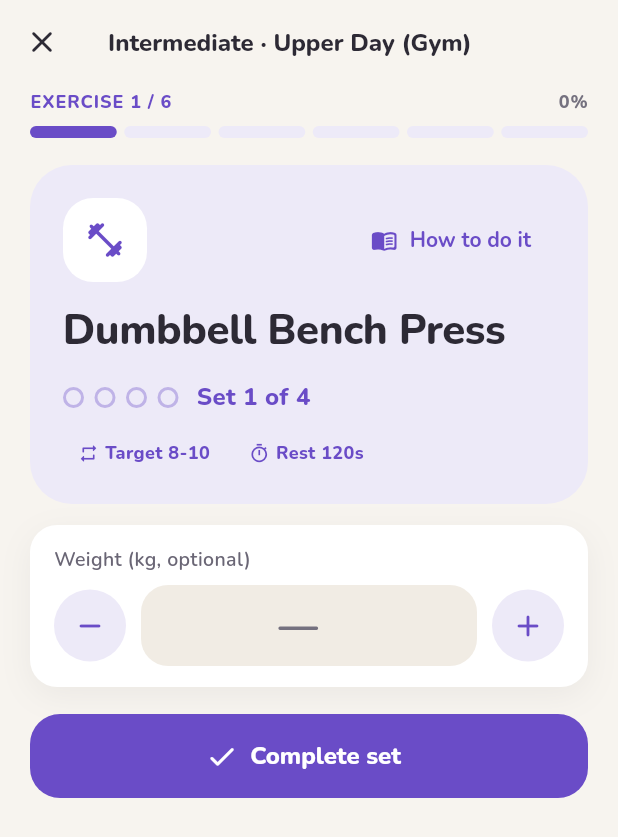
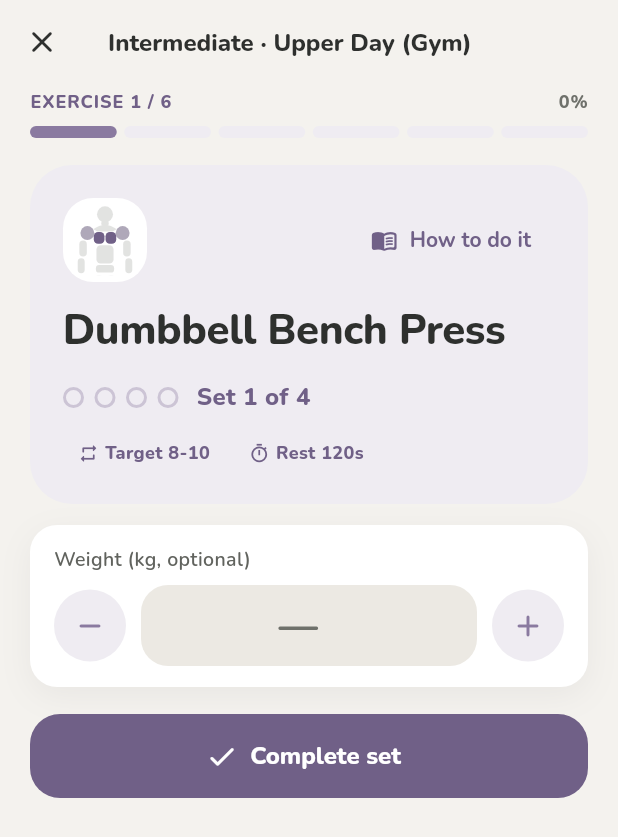
Before and after one commit to DanieleZ18/ironpath, a Flutter app: the screen it shows after launch, after a tap on "Skip", after a tap on "Start workout", on a phone screen of 412 x 824 dp. Shown: the top 837 px of the screen. Run offline on Flutter 3.47's test engine with Material 3 defaults, Android fonts, the phone set to English and light mode, and no system bars; our stand-ins replace shared_preferences, wakelock_plus.

Commit message:
Morandi palette and muscle-group exercise glyphs
- Palette: grey-beige / grey-charcoal surfaces, sage accent, dusty tier
  hues (mist blue / grey violet / clay rose). Hues are fill tones;
  Iron.inkOf derives a deeper same-hue shade wherever a hue is text or
  sits behind white text, so everything still clears 4.5:1. The text
  style helpers apply it automatically.
- MuscleGlyph: small body figure with the exercise's muscles highlighted
  (primary full strength and picks front/back view, secondaries lighter),
  zooming to the relevant half of the body below 80px. Replaces the
  per-category icon in plan detail, editor, picker, session and exercise
  detail.

Co-Authored-By: Claude Opus 5.5 <noreply@anthropic.com>
Claude-Session: https://claude.ai/code/session_01RQBcRs3fgghB7S1ExC8Qxs

```diff
--- a/lib/screens/exercise_detail_screen.dart
+++ b/lib/screens/exercise_detail_screen.dart
@@ -3,6 +3,7 @@ import 'package:flutter/material.dart';
 import '../l10n.dart';
 import '../models.dart';
 import '../theme.dart';
+import '../widgets/muscle_glyph.dart';
 
 class ExerciseDetailPage extends StatelessWidget {
   final Exercise exercise;
@@ -28,8 +29,8 @@ class ExerciseDetailPage extends StatelessWidget {
               crossAxisAlignment: CrossAxisAlignment.start,
               children: [
                 Center(
-                  child: IconBlob(exerciseIcon(ex.category),
-                      color: hue, size: 96, onTint: true),
+                  child: MuscleGlyph(
+                      muscles: ex.muscles, color: hue, size: 110, onTint: true),
                 ),
                 const SizedBox(height: 18),
                 Text(ex.name(zh), style: Iron.hero(28)),
--- a/lib/screens/plan_detail.dart
+++ b/lib/screens/plan_detail.dart
@@ -5,6 +5,7 @@ import '../l10n.dart';
 import '../models.dart';
 import '../store.dart';
 import '../theme.dart';
+import '../widgets/muscle_glyph.dart';
 import 'exercise_detail_screen.dart';
 import 'plan_editor.dart';
 import 'session_screen.dart';
@@ -45,7 +46,7 @@ class _PlanDetailPageState extends State<PlanDetailPage> {
               child: Text(L10n.t('cancel'))),
           FilledButton(
               style: FilledButton.styleFrom(
-                  backgroundColor: Iron.danger,
+                  backgroundColor: Iron.inkOf(Iron.danger),
                   minimumSize: const Size(0, 44)),
               onPressed: () => Navigator.pop(ctx, true),
               child: Text(L10n.t('deletePlan'))),
@@ -274,7 +275,7 @@ class _PlanDetailPageState extends State<PlanDetailPage> {
           Stack(
             clipBehavior: Clip.none,
             children: [
-              IconBlob(exerciseIcon(ex?.category ?? ''), color: hue, size: 48),
+              MuscleGlyph(muscles: ex?.muscles ?? const [], color: hue, size: 48),
               Positioned(
                 right: -4,
                 top: -4,
@@ -283,7 +284,7 @@ class _PlanDetailPageState extends State<PlanDetailPage> {
                   height: 20,
                   alignment: Alignment.center,
                   decoration: BoxDecoration(
-                      color: hue,
+                      color: Iron.inkOf(hue),
                       shape: BoxShape.circle,
                       border: Border.all(color: Iron.card, width: 2)),
                   child: Text('${i + 1}',
--- a/lib/screens/plan_editor.dart
+++ b/lib/screens/plan_editor.dart
@@ -4,6 +4,7 @@ import '../l10n.dart';
 import '../models.dart';
 import '../store.dart';
 import '../theme.dart';
+import '../widgets/muscle_glyph.dart';
 
 /// Editor for custom plans — one soft card per exercise, pill steppers.
 
@@ -204,7 +205,7 @@ class _PlanEditorPageState extends State<PlanEditorPage> {
         children: [
           Row(
             children: [
-              IconBlob(exerciseIcon(ex?.category ?? ''), size: 40),
+              MuscleGlyph(muscles: ex?.muscles ?? const [], size: 40),
               const SizedBox(width: 12),
               Expanded(
                 child: InkWell(
@@ -412,7 +413,8 @@ class _ExercisePickerPageState extends State<ExercisePickerPage> {
             onTap: () => Navigator.pop(context, e.id),
             child: Row(
               children: [
-                IconBlob(exerciseIcon(e.category),
+                MuscleGlyph(
+                    muscles: e.muscles,
                     size: 40,
                     color: e.availableFor(userEq) ? Iron.accent : Iron.faint),
                 const SizedBox(width: 12),
--- a/lib/screens/session_screen.dart
+++ b/lib/screens/session_screen.dart
@@ -8,6 +8,7 @@ import '../l10n.dart';
 import '../models.dart';
 import '../store.dart';
 import '../theme.dart';
+import '../widgets/muscle_glyph.dart';
 import '../utils.dart';
 import '../data/tips.dart';
 import 'exercise_detail_screen.dart';
@@ -223,7 +224,7 @@ class _SessionScreenState extends State<SessionScreen> {
           ),
           FilledButton(
             style: FilledButton.styleFrom(
-                backgroundColor: Iron.danger,
+                backgroundColor: Iron.inkOf(Iron.danger),
                 minimumSize: const Size(0, 44)),
             onPressed: () => Navigator.pop(ctx, true),
             child: Text(L10n.t('quit')),
@@ -311,12 +312,16 @@ class _SessionScreenState extends State<SessionScreen> {
               children: [
                 Row(
                   children: [
-                    IconBlob(exerciseIcon(ex?.category ?? ''),
-                        color: hue, size: 56, onTint: true),
+                    MuscleGlyph(
+                        muscles: ex?.muscles ?? const [],
+                        color: hue,
+                        size: 56,
+                        onTint: true),
                     const Spacer(),
                     if (ex != null)
                       TextButton.icon(
-                        style: TextButton.styleFrom(foregroundColor: hue),
+                        style: TextButton.styleFrom(
+                            foregroundColor: Iron.inkOf(hue)),
                         onPressed: () {
                           Navigator.of(context).push(MaterialPageRoute(
                             builder: (_) => ExerciseDetailPage(exercise: ex),
--- a/lib/theme.dart
+++ b/lib/theme.dart
@@ -1,13 +1,16 @@
 import 'package:flutter/material.dart';
 import 'package:flutter/services.dart';
 
-// Design tokens, light + dark — "soft & friendly" (v4, 2026-10-29).
+// Design tokens, light + dark — "soft & friendly", Morandi (v4.1, 2026-10-29).
 // - rounded everything: 24px cards, 20px buttons, pill chips
-// - colour carries meaning: each tier owns a hue (blue / violet / coral)
-//   shown as soft tinted blocks; one green accent marks actions + progress
+// - colour carries meaning, quietly: each tier owns a dusty hue (mist blue /
+//   grey violet / clay rose) shown as soft tinted blocks; one sage accent
+//   marks actions + progress
+// - hues are FILL tones (dots, rings, blocks, glyphs). Wherever a hue is
+//   used for text or behind text, [Iron.inkOf] derives a deeper shade of the
+//   same hue that reads at 4.5:1 — so the palette can stay muted
 // - Nunito (bundled, rounded terminals) for Latin + numerals; CJK falls
 //   back to the system font
-// - every text colour clears 4.5:1 on its background in both themes
 
 class _Palette {
   final Color bg, card, cardHi, ink, sub, faint, accent, onAccent, line;
@@ -57,40 +60,40 @@ class Iron {
 
   static const fontFamily = 'Nunito';
 
-  // ---- light palette (warm cream, deep friendly hues) -------------------
+  // ---- light palette (grey-beige paper, dusty hues) --------------------
   static const _lightPalette = _Palette(
-    bg: Color(0xFFF7F4EF),
+    bg: Color(0xFFF4F2EE),
     card: Color(0xFFFFFFFF),
-    cardHi: Color(0xFFF1ECE4),
-    ink: Color(0xFF2D2A35),
-    sub: Color(0xFF6A6675),
-    faint: Color(0xFF75717F),
-    accent: Color(0xFF17795A),
+    cardHi: Color(0xFFECE9E3),
+    ink: Color(0xFF2E302E),
+    sub: Color(0xFF61635E),
+    faint: Color(0xFF6F716B),
+    accent: Color(0xFF5E7F6A), // sage
     onAccent: Color(0xFFFFFFFF),
-    line: Color(0x1A2D2A35),
-    tier1: Color(0xFF2A63B8),
-    tier2: Color(0xFF6A4CC7),
-    tier3: Color(0xFFB5473A),
-    danger: Color(0xFFB5473A),
-    tintAmount: 0.12,
+    line: Color(0x1A2E302E),
+    tier1: Color(0xFF6F8BA6), // mist blue
+    tier2: Color(0xFF8A7AA0), // grey violet
+    tier3: Color(0xFFB07A6A), // clay rose
+    danger: Color(0xFFB07A6A),
+    tintAmount: 0.14,
     overlayBrightness: Brightness.dark, // dark icons on light bg
   );
 
-  // ---- dark palette (soft charcoal, pastel hues) -------------------------
+  // ---- dark palette (grey charcoal, lifted dusty hues) -------------------
   static const _darkPalette = _Palette(
-    bg: Color(0xFF17161C),
-    card: Color(0xFF221F29),
-    cardHi: Color(0xFF2C2934),
-    ink: Color(0xFFF4F1F8),
-    sub: Color(0xFFB0ABBD),
-    faint: Color(0xFF8E8A9C),
-    accent: Color(0xFF5ACFA2),
-    onAccent: Color(0xFF0E2A20),
-    line: Color(0x1AF4F1F8),
-    tier1: Color(0xFF82B4F7),
-    tier2: Color(0xFFB39EF5),
-    tier3: Color(0xFFF79D8E),
-    danger: Color(0xFFF79D8E),
+    bg: Color(0xFF191A19),
+    card: Color(0xFF232523),
+    cardHi: Color(0xFF2D302D),
+    ink: Color(0xFFEDECE8),
+    sub: Color(0xFFB2B1AB),
+    faint: Color(0xFF8E8D87),
+    accent: Color(0xFF8FB09A),
+    onAccent: Color(0xFF172019),
+    line: Color(0x1AEDECE8),
+    tier1: Color(0xFF9DB3C9),
+    tier2: Color(0xFFB4A8C8),
+    tier3: Color(0xFFD0A595),
+    danger: Color(0xFFD0A595),
     tintAmount: 0.18,
     overlayBrightness: Brightness.light, // light icons on dark bg
   );
@@ -118,6 +121,40 @@ class Iron {
   /// Soft block colour: [c] mixed into the card surface. Text in [c] on a
   /// tint stays above 4.5:1 for every palette hue.
   static Color tint(Color c) => Color.lerp(card, c, _p.tintAmount)!;
+
+  static double _contrast(Color a, Color b) {
+    final la = a.computeLuminance(), lb = b.computeLuminance();
+    return (la > lb ? la + 0.05 : lb + 0.05) / (la > lb ? lb + 0.05 : la + 0.05);
+  }
+
+  static final Map<(int, bool), Color> _inkCache = {};
+
+  /// Readable shade of [hue] for text (or as a fill behind white text):
+  /// the same hue, darkened (light mode) or lightened (dark mode) just
+  /// enough to clear 4.5:1 against its own tint, the page and the card.
+  static Color inkOf(Color hue) {
+    return _inkCache.putIfAbsent((hue.toARGB32(), _dark), () {
+      final hsl = HSLColor.fromColor(hue);
+      bool ok(Color c) =>
+          _contrast(c, tint(hue)) >= 4.6 &&
+          _contrast(c, bg) >= 4.6 &&
+          _contrast(c, card) >= 4.6;
+      var c = hue;
+      for (var i = 0; i < 40 && !ok(c); i++) {
+        final l = (hsl.lightness + (_dark ? 1 : -1) * 0.02 * (i + 1))
+            .clamp(0.0, 1.0);
+        c = hsl.withLightness(l).toColor();
+      }
+      return c;
+    });
+  }
+
+  static bool _isHue(Color c) =>
+      c == accent || c == danger || c == _p.tier1 || c == _p.tier2 || c == _p.tier3;
+
+  /// Text colours that are palette hues become their readable shade.
+  static Color _text(Color? c, Color fallback) =>
+      c == null ? fallback : (_isHue(c) ? inkOf(c) : c);
 
   static SystemUiOverlayStyle get overlay => SystemUiOverlayStyle(
         statusBarColor: Colors.transparent,
@@ -151,7 +188,7 @@ class Iron {
       TextStyle(
           fontFamily: fontFamily,
           fontSize: size,
-          color: color ?? ink,
+          color: _text(color, ink),
           fontWeight: weight,
           height: 1.15,
           letterSpacing: -0.3);
@@ -161,7 +198,7 @@ class Iron {
       TextStyle(
           fontFamily: fontFamily,
           fontSize: size,
-          color: color ?? ink,
+          color: _text(color, ink),
           fontWeight: weight,
           height: 1.4);
 
@@ -169,7 +206,7 @@ class Iron {
       TextStyle(
           fontFamily: fontFamily,
           fontSize: 13,
-          color: color ?? sub,
+          color: _text(color, sub),
           fontWeight: weight,
           height: 1.35);
 
@@ -177,7 +214,7 @@ class Iron {
   static TextStyle eyebrow({Color? color}) => TextStyle(
       fontFamily: fontFamily,
       fontSize: 12,
-      color: color ?? faint,
+      color: _text(color, faint),
       fontWeight: FontWeight.w800,
       letterSpacing: 0.6,
       height: 1.3);
@@ -192,7 +229,7 @@ class Iron {
       scaffoldBackgroundColor: p.bg,
       colorScheme: ColorScheme(
         brightness: brightness,
-        primary: p.accent,
+        primary: inkOf(p.accent),
         onPrimary: p.onAccent,
         surface: p.bg,
         onSurface: p.ink,
@@ -229,7 +266,7 @@ class Iron {
       ),
       filledButtonTheme: FilledButtonThemeData(
         style: FilledButton.styleFrom(
-          backgroundColor: p.accent,
+          backgroundColor: inkOf(p.accent),
           foregroundColor: p.onAccent,
           disabledBackgroundColor: p.cardHi,
           disabledForegroundColor: p.faint,
@@ -258,7 +295,7 @@ class Iron {
       ),
       textButtonTheme: TextButtonThemeData(
         style: TextButton.styleFrom(
-          foregroundColor: p.accent,
+          foregroundColor: inkOf(p.accent),
           shape: const StadiumBorder(),
           textStyle: const TextStyle(
               fontFamily: fontFamily,
@@ -385,7 +422,7 @@ class IronButton extends StatelessWidget {
     final style = color == null
         ? null
         : FilledButton.styleFrom(
-            backgroundColor: color,
+            backgroundColor: Iron.inkOf(color!),
             foregroundColor: Iron.isDark ? Iron.bg : Colors.white);
     if (icon == null) {
       return FilledButton(
@@ -459,13 +496,13 @@ class IronPill extends StatelessWidget {
     final bg = hue == null
         ? Iron.cardHi
         : solid
-            ? hue
+            ? Iron.inkOf(hue)
             : Iron.tint(hue);
     final fg = hue == null
         ? Iron.sub
         : solid
             ? (Iron.isDark ? Iron.bg : Colors.white)
-            : hue;
+            : Iron.inkOf(hue);
     final body = Padding(
       padding: const EdgeInsets.symmetric(horizontal: 10, vertical: 4),
       child: Row(
--- /dev/null
+++ b/lib/widgets/muscle_glyph.dart
@@ -0,0 +1,212 @@
+import 'package:flutter/material.dart';
+
+import '../theme.dart';
+
+/// Tiny body figure with the trained muscles highlighted — the stand-in for
+/// exercise illustrations. The primary muscle (first in the list) decides
+/// front or back view and is drawn full strength; secondary muscles that
+/// are visible from that side are drawn lighter. Below [_zoomBelow] px the
+/// figure zooms into the half of the body the primary muscle lives in, so
+/// list-size glyphs stay legible.
+
+const _backView = {'back', 'triceps', 'glutes', 'lower_back', 'calves', 'traps'};
+const _lowerBody = {'legs', 'glutes', 'calves'};
+const _zoomBelow = 80.0;
+
+/// Visible window of the 100×100 figure for a primary muscle.
+Rect _viewFor(String primary, bool zoom) {
+  if (!zoom || primary == 'full_body' || primary == 'cardio' || primary.isEmpty) {
+    return const Rect.fromLTWH(0, 0, 100, 100);
+  }
+  return _lowerBody.contains(primary)
+      ? const Rect.fromLTWH(22, 50, 56, 56) // hips to feet
+      : const Rect.fromLTWH(17, 0, 66, 66); // head to hips
+}
+
+/// Regions visible per view. Shared regions (shoulders, arms, legs…) exist
+/// in both; muscle keys map onto them below.
+enum _R {
+  head,
+  traps,
+  shoulders,
+  chest,
+  upperBack,
+  core,
+  lowerBack,
+  upperArms,
+  forearms,
+  glutes,
+  thighs,
+  calves,
+}
+
+Set<_R> _regionsFor(String muscle, bool back) => switch (muscle) {
+      'chest' => back ? {} : {_R.chest},
+      'back' => back ? {_R.upperBack} : {},
+      'shoulders' => {_R.shoulders},
+      'traps' => {_R.traps},
+      'biceps' => back ? {} : {_R.upperArms},
+      'triceps' => back ? {_R.upperArms} : {},
+      'core' => back ? {} : {_R.core},
+      'lower_back' => back ? {_R.lowerBack} : {},
+      'glutes' => back ? {_R.glutes} : {},
+      'legs' => {_R.thighs},
+      'calves' => {_R.calves},
+      'full_body' || 'cardio' => {
+          _R.shoulders,
+          _R.upperArms,
+          back ? _R.upperBack : _R.chest,
+          back ? _R.lowerBack : _R.core,
+          if (back) _R.glutes,
+          _R.thighs,
+          _R.calves,
+        },
+      _ => {},
+    };
+
+class MuscleGlyph extends StatelessWidget {
+  final List<String> muscles;
+  final Color? color;
+  final double size;
+  final bool onTint; // sitting on a tinted block: use the card surface
+
+  const MuscleGlyph(
+      {super.key,
+      required this.muscles,
+      this.color,
+      this.size = 44,
+      this.onTint = false});
+
+  @override
+  Widget build(BuildContext context) {
+    final hue = color ?? Iron.accent;
+    return Container(
+      width: size,
+      height: size,
+      decoration: BoxDecoration(
+        color: onTint ? Iron.card : Iron.tint(hue),
+        borderRadius: BorderRadius.all(Radius.circular(size * 0.36)),
+      ),
+      padding: EdgeInsets.all(size * 0.08),
+      child: CustomPaint(
+        painter: _BodyPainter(
+          muscles: muscles,
+          zoom: size < _zoomBelow,
+          // deeper shade so the worked muscle pops even at list size
+          hue: Iron.inkOf(hue),
+          base: Color.lerp(onTint ? Iron.card : Iron.tint(hue), Iron.faint,
+              Iron.isDark ? 0.3 : 0.2)!,
+        ),
+      ),
+    );
+  }
+}
+
+class _BodyPainter extends CustomPainter {
+  final List<String> muscles;
+  final Color hue;
+  final Color base;
+  final bool zoom;
+
+  _BodyPainter(
+      {required this.muscles,
+      required this.hue,
+      required this.base,
+      required this.zoom});
+
+  @override
+  void paint(Canvas canvas, Size size) {
+    final primary = muscles.isEmpty ? '' : muscles.first;
+    final back = _backView.contains(primary);
+    final strong = _regionsFor(primary, back);
+    final soft = <_R>{
+      for (final m in muscles.skip(1)) ..._regionsFor(m, back),
+    }..removeAll(strong);
+
+    // drawn in a 100×100 box; [view] is the window shown, fitted + centred
+    final view = _viewFor(primary, zoom);
+    final s = size.shortestSide / view.width;
+    canvas.save();
+    canvas.clipRect(Offset.zero & size);
+    canvas.translate((size.width - view.width * s) / 2,
+        (size.height - view.height * s) / 2);
+    canvas.scale(s);
+    canvas.translate(-view.left, -view.top);
+
+    Paint paintFor(_R r) => Paint()
+      ..isAntiAlias = true
+      ..color = strong.contains(r)
+          ? hue
+          : soft.contains(r)
+              ? Color.lerp(base, hue, 0.45)!
+              : base;
+
+    void rr(_R r, double l, double t, double w, double h, double radius) =>
+        canvas.drawRRect(
+            RRect.fromLTRBR(l, t, l + w, t + h, Radius.circular(radius)),
+            paintFor(r));
+
+    // head + neck
+    canvas.drawCircle(const Offset(50, 9), 7.5, paintFor(_R.head));
+    rr(_R.head, 46.5, 15, 7, 5, 2);
+
+    // traps: a soft cap between neck and shoulders
+    final traps = Path()
+      ..moveTo(39, 23)
+      ..quadraticBezierTo(50, 15, 61, 23)
+      ..lineTo(57, 25)
+      ..lineTo(43, 25)
+      ..close();
+    canvas.drawPath(traps, paintFor(_R.traps));
+
+    // shoulders (delts)
+    canvas.drawCircle(const Offset(33.5, 26.5), 6.5, paintFor(_R.shoulders));
+    canvas.drawCircle(const Offset(66.5, 26.5), 6.5, paintFor(_R.shoulders));
+
+    // torso: chest + core (front) or upper + lower back (back)
+    if (back) {
+      final lats = Path()
+        ..moveTo(39.5, 25.5)
+        ..lineTo(60.5, 25.5)
+        ..quadraticBezierTo(62, 36, 57, 44)
+        ..lineTo(43, 44)
+        ..quadraticBezierTo(38, 36, 39.5, 25.5)
+        ..close();
+      canvas.drawPath(lats, paintFor(_R.upperBack));
+      rr(_R.lowerBack, 42.5, 45.5, 15, 9, 3);
+    } else {
+      rr(_R.chest, 39.5, 25.5, 10, 11, 4);
+      rr(_R.chest, 50.5, 25.5, 10, 11, 4);
+      rr(_R.core, 42, 38, 16, 17, 4);
+    }
+
+    // arms
+    rr(_R.upperArms, 26, 33.5, 7, 15, 3.5);
+    rr(_R.upperArms, 67, 33.5, 7, 15, 3.5);
+    rr(_R.forearms, 24.5, 50, 6.5, 14, 3.25);
+    rr(_R.forearms, 69, 50, 6.5, 14, 3.25);
+
+    // hips / glutes
+    if (back) {
+      canvas.drawCircle(const Offset(45, 61), 6.5, paintFor(_R.glutes));
+      canvas.drawCircle(const Offset(55, 61), 6.5, paintFor(_R.glutes));
+    } else {
+      rr(_R.head, 41.5, 56.5, 17, 7, 3); // pelvis, neutral
+    }
+
+    // legs
+    rr(_R.thighs, 39.5, 66, 9.5, 17, 4.5);
+    rr(_R.thighs, 51, 66, 9.5, 17, 4.5);
+    rr(_R.calves, 40.5, 84.5, 7.5, 14, 3.75);
+    rr(_R.calves, 52, 84.5, 7.5, 14, 3.75);
+
+    canvas.restore();
+  }
+
+  @override
+  bool shouldRepaint(_BodyPainter old) =>
+      old.hue != hue ||
+      old.base != base ||
+      old.zoom != zoom ||
+      old.muscles != muscles;
+}
--- a/lib/widgets/weekly_program_card.dart
+++ b/lib/widgets/weekly_program_card.dart
@@ -188,7 +188,7 @@ class WeeklyProgramCard extends StatelessWidget {
                   color: isDone
                       ? Iron.accent
                       : suggested
-                          ? hue
+                          ? Iron.inkOf(hue)
                           : Iron.cardHi,
                   shape: BoxShape.circle,
                 ),
```
Also changed, not shown: 1 other file.
